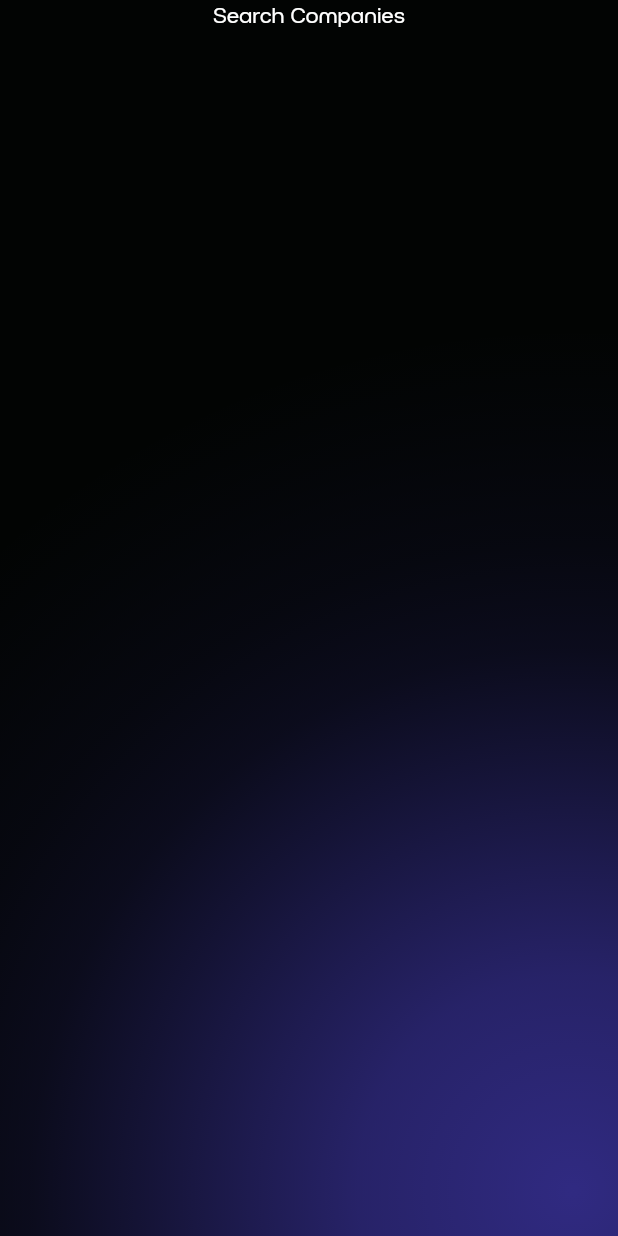
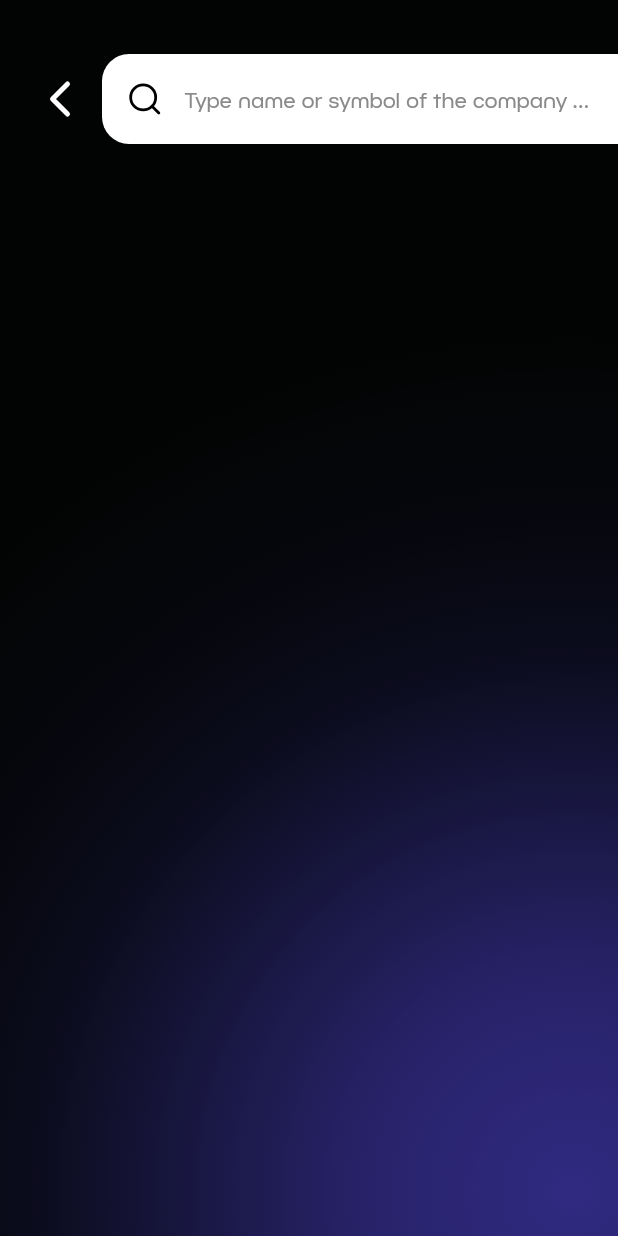
Before and after one commit to Artur-Wisniewski/company_insight, a Flutter app: the SearchCompaniesView screen opened by its route, on a phone screen of 412 x 824 dp. Run offline on Flutter 3.47's test engine with Material 3 defaults, Android fonts, the phone set to English and light mode, and no system bars; our stand-ins replace bloc, equatable, flutter_bloc, flutter_keyboard_visibility, flutter_svg, gap and 1 more.

Commit message:
Update search bar

```diff
--- a/lib/core/styles/fonts.dart
+++ b/lib/core/styles/fonts.dart
@@ -82,6 +82,7 @@ class AppFonts {
         color: ColorPalette.white,
         fontFamily: AppFontFamilies.novatica,
         fontSize: 14.0,
+        height: 1.7,
         fontWeight: regular,
       );
 
--- a/lib/core/styles/paddings.dart
+++ b/lib/core/styles/paddings.dart
@@ -15,4 +15,5 @@ class Paddings {
   static const EdgeInsets largeHorizontal = EdgeInsets.symmetric(horizontal: large);
   static const EdgeInsets largeHorizontalSmallVertical = EdgeInsets.symmetric(horizontal: large, vertical: small);
   static const EdgeInsets extraLargeTop = EdgeInsets.only(top: extraLarge);
+  static const EdgeInsets smallLeft = EdgeInsets.only(left: small);
 }
--- /dev/null
+++ b/lib/core/widgets/app_bottom_navigation_bar/widgets/app_back_button.dart
@@ -0,0 +1,26 @@
+import 'package:company_insight_app/core/constants/assets.dart';
+import 'package:flutter/material.dart';
+import 'package:flutter_svg/flutter_svg.dart';
+
+class AppBackButton extends StatelessWidget {
+  const AppBackButton({super.key, required this.onPressed});
+
+  final VoidCallback onPressed;
+
+  @override
+  Widget build(BuildContext context) {
+    return IconButton(
+      onPressed: onPressed,
+      icon: SvgPicture.asset(
+        height: 40,
+        width: 40,
+        SvgAssets.chevronLeft.path,
+        semanticsLabel: SvgAssets.chevronLeft.semanticsLabel,
+        colorFilter: ColorFilter.mode(
+          Theme.of(context).iconTheme.color!,
+          BlendMode.srcATop,
+        ),
+      ),
+    );
+  }
+}
--- a/lib/core/widgets/search_bar.dart
+++ b/lib/core/widgets/search_bar.dart
@@ -1,12 +1,15 @@
 import 'package:company_insight_app/core/constants/assets.dart';
-import 'package:company_insight_app/setup/router.dart';
+import 'package:company_insight_app/core/styles/gaps.dart';
+import 'package:company_insight_app/core/styles/styles.dart';
+import 'package:company_insight_app/translations/l10n.dart';
 import 'package:flutter/material.dart';
 import 'package:flutter_svg/flutter_svg.dart';
-import 'package:company_insight_app/core/styles/styles.dart';
-import 'package:go_router/go_router.dart';
 
 class AppSearchBar extends StatefulWidget {
-  const AppSearchBar({super.key});
+  const AppSearchBar({super.key, this.isExpanded = false, this.onPressedWhenShrinked});
+
+  final bool isExpanded;
+  final VoidCallback? onPressedWhenShrinked;
 
   @override
   State<AppSearchBar> createState() => _AppSearchBarState();
@@ -17,20 +20,30 @@ class _AppSearchBarState extends State<AppSearchBar> {
 
   @override
   Widget build(BuildContext context) {
-    return GestureDetector(
-      onTap: () async  {
-        await context.push(RoutesPaths.searchCompanies);
-      },
-      child: Container(
+    return Container(
       height: containerSize,
-        width: containerSize,
+      width: !widget.isExpanded ? containerSize : null,
       decoration: BoxDecoration(
         color: Theme.of(context).colorScheme.secondary,
         borderRadius: BorderRadii.largeLeft,
       ),
-        child: Padding(
-          padding: Paddings.smallAll,
-          child: SvgPicture.asset(
+      child: Row(
+        mainAxisAlignment: widget.isExpanded ? MainAxisAlignment.start : MainAxisAlignment.center,
+        children: [
+          Gaps.medium,
+          Expanded(
+            child: TextField(
+              onTap: widget.onPressedWhenShrinked,
+              readOnly: !widget.isExpanded,
+              style: Theme.of(context).textTheme.bodyLarge!.copyWith(
+                    color: Theme.of(context).colorScheme.onSecondary,
+                  ),
+              decoration: InputDecoration(
+                prefixIconConstraints: const BoxConstraints(minWidth: 35),
+                prefixIcon: SvgPicture.asset(
+                  alignment: Alignment.topLeft,
+                  width: 25,
+                  height: 25,
                   SvgAssets.search.path,
                   semanticsLabel: SvgAssets.search.semanticsLabel,
                   colorFilter: ColorFilter.mode(
@@ -38,7 +51,20 @@ class _AppSearchBarState extends State<AppSearchBar> {
                     BlendMode.srcIn,
                   ),
                 ),
+                focusedBorder: const OutlineInputBorder(
+                  borderSide: BorderSide(color: Colors.transparent),
                 ),
+                enabledBorder: const OutlineInputBorder(
+                  borderSide: BorderSide(color: Colors.transparent),
+                ),
+                hintStyle: Theme.of(context).textTheme.bodyMedium!.copyWith(
+                      color: Theme.of(context).unselectedWidgetColor,
+                    ),
+                hintText: L10n.current.typeHint,
+              ),
+            ),
+          ),
+        ],
       ),
     );
   }
--- a/lib/features/home/presentation/pages/home_screen.dart
+++ b/lib/features/home/presentation/pages/home_screen.dart
@@ -4,7 +4,9 @@ import 'package:company_insight_app/core/widgets/background.dart';
 import 'package:company_insight_app/core/widgets/search_bar.dart';
 import 'package:company_insight_app/features/home/presentation/widgets/home_subtitle.dart';
 import 'package:company_insight_app/features/home/presentation/widgets/home_title.dart';
+import 'package:company_insight_app/setup/router.dart';
 import 'package:flutter/material.dart';
+import 'package:go_router/go_router.dart';
 
 class HomeScreen extends StatefulWidget {
   const HomeScreen({super.key});
@@ -16,7 +18,7 @@ class HomeScreen extends StatefulWidget {
 class _HomeScreenState extends State<HomeScreen> {
   @override
   Widget build(BuildContext context) {
-    return const Scaffold(
+    return  Scaffold(
       body: BackgroundBlur(
         child: SafeArea(
           child: Column(
@@ -28,16 +30,20 @@ class _HomeScreenState extends State<HomeScreen> {
                   mainAxisAlignment: MainAxisAlignment.spaceBetween,
                   crossAxisAlignment: CrossAxisAlignment.start,
                   children: [
-                    Flexible(
+                    const Flexible(
                       child: HomeSubtitle(name: 'Artur'),
                     ),
                     Gaps.large,
-                    AppSearchBar(),
+                    AppSearchBar(
+                      onPressedWhenShrinked: () {
+                        context.push(RoutesPaths.searchCompanies);
+                      },
+                    ),
                   ],
                 ),
               ),
               Gaps.medium,
-              HomeTitle(),
+              const HomeTitle(),
             ],
           ),
         ),
--- a/lib/features/search_companies/presentation/pages/search_companies_view.dart
+++ b/lib/features/search_companies/presentation/pages/search_companies_view.dart
@@ -1,20 +1,46 @@
+import 'package:company_insight_app/core/styles/styles.dart';
+import 'package:company_insight_app/core/widgets/app_bottom_navigation_bar/widgets/app_back_button.dart';
 import 'package:company_insight_app/core/widgets/background.dart';
+import 'package:company_insight_app/core/widgets/search_bar.dart';
 import 'package:flutter/material.dart';
+import 'package:flutter_keyboard_visibility/flutter_keyboard_visibility.dart';
 
 class SearchCompaniesView extends StatelessWidget {
   const SearchCompaniesView({super.key});
 
   @override
   Widget build(BuildContext context) {
-    return const Scaffold(
+    return KeyboardDismissOnTap(
+      child: Scaffold(
         body: BackgroundBlur(
           corner: Corners.bottomRight,
           child: SafeArea(
+            child: Padding(
+              padding: Paddings.extraLargeVertical,
               child: Column(
                 crossAxisAlignment: CrossAxisAlignment.start,
                 children: [
-              Center(child: Text('Search Companies')),
+                  Padding(
+                    padding: Paddings.smallLeft,
+                    child: Row(
+                      children: [
+                        AppBackButton(
+                          onPressed: () {
+                            Navigator.of(context).pop();
+                          },
+                        ),
+                        const Flexible(
+                          child: AppSearchBar(
+                            isExpanded: true,
+                          ),
+                        ),
                       ],
+                    ),
+                  ),
+                  Expanded(child: Container())
+                ],
+              ),
+            ),
           ),
         ),
       ),
--- a/pubspec.yaml
+++ b/pubspec.yaml
@@ -34,6 +34,7 @@ dependencies:
   url_launcher: ^6.2.1
   floor: ^1.4.2
   flutter_svg: ^2.0.10+1
+  flutter_keyboard_visibility: ^6.0.0
 
 dev_dependencies:
   flutter_test:
```
Also changed, not shown: pubspec.lock. Lines whose indentation alone changed are shown as unchanged.
